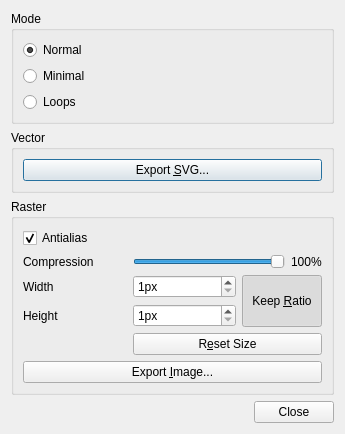
Above: src/dialogs/export_dialog.ui from mbasaglia/Knotter before the change. Below: the same form after it.
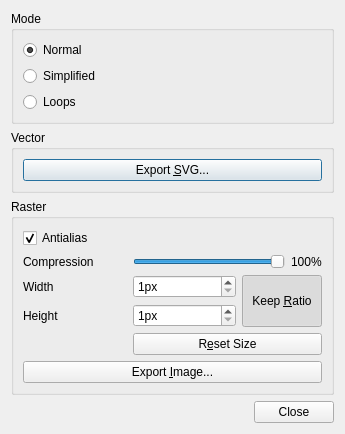
That is the form after the change.

```diff
--- a/src/dialogs/export_dialog.ui
+++ b/src/dialogs/export_dialog.ui
@@ -172,7 +172,7 @@
          <string>Export as a single line (discards outline)</string>
         </property>
         <property name="text">
-         <string>Minimal</string>
+         <string>Simplified</string>
         </property>
        </widget>
       </item>
```
